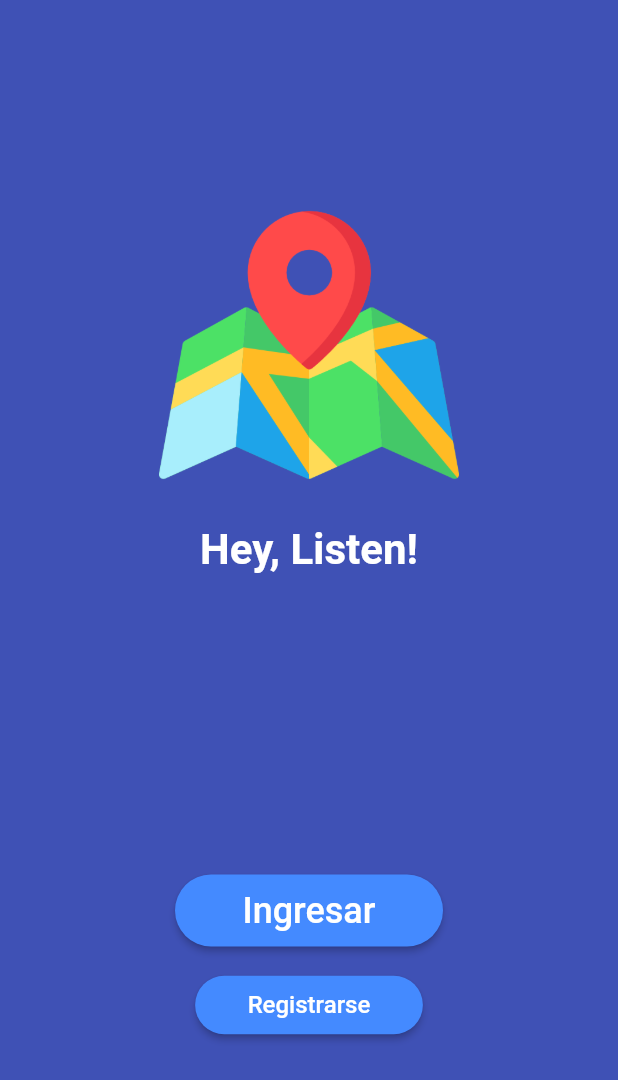
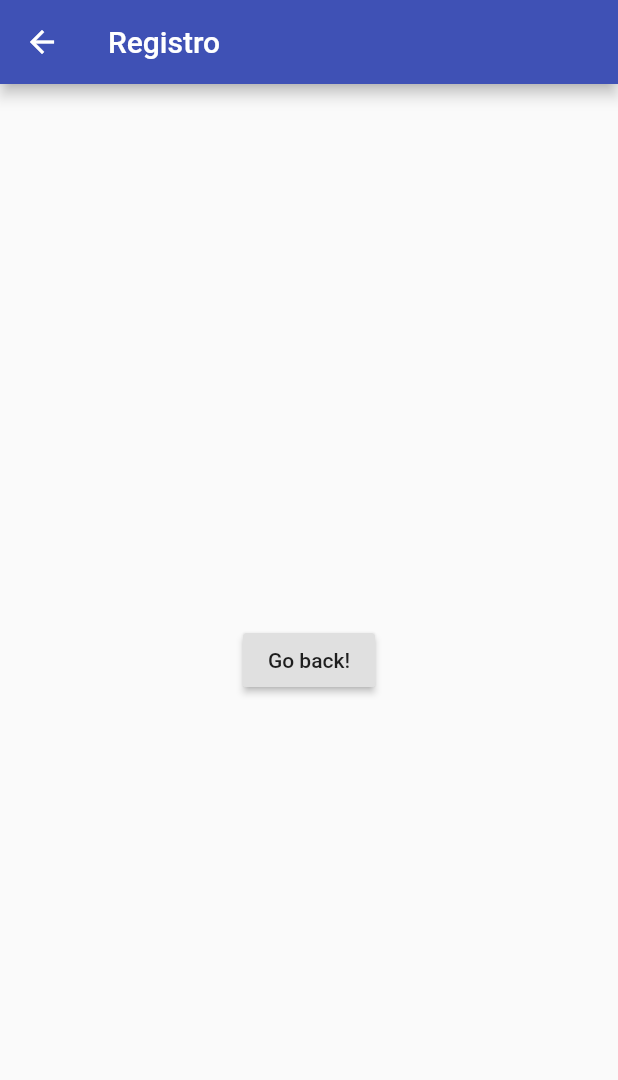
Before and after one commit to Mango3313/HeyListenFlutter, a Flutter app: the screen it shows after launch, after a tap on "Registrarse", on a phone screen of 412 x 824 dp. Shown: the top 1080 px of the screen. Run offline on Flutter 3.47's test engine with Material 2 defaults, Android fonts, the phone set to English and light mode, and no system bars.

Commit message:
Añadida navegacion basica TODO: -Agregar diseño a las paginas Ingresar, Registrar -Falta crear pantallas de Inicio Usuario,Ubicaciones,Perfil

```diff
--- a/lib/main.dart
+++ b/lib/main.dart
@@ -79,7 +79,9 @@ class _MyHomePageState extends State<MyHomePage> {
             RaisedButton(
               color: Color(0xFF448AFF),
               padding: EdgeInsets.only(left: 45 ,top: 10 ,right:45 ,bottom:10 ),
-              onPressed: (){},
+              onPressed: (){
+                Navigator.push(context, MaterialPageRoute(builder: (context) => Ingreso()));
+              },
               shape: new RoundedRectangleBorder(borderRadius: new BorderRadius.circular(30.0)),
               child: Text(
                   'Ingresar',
@@ -91,7 +93,9 @@ class _MyHomePageState extends State<MyHomePage> {
             RaisedButton(
               color: Color(0xFF448AFF),
               padding: EdgeInsets.only(left: 35 ,top: 10 ,right:35 ,bottom:10 ),
-              onPressed: (){},
+              onPressed: (){
+                Navigator.push(context, MaterialPageRoute(builder: (context) => Registro()));
+              },
               shape: new RoundedRectangleBorder(borderRadius: new BorderRadius.circular(30.0)),
               child: Text(
                   'Registrarse',
@@ -105,3 +109,39 @@ class _MyHomePageState extends State<MyHomePage> {
     );
   }
 }
+class Registro extends StatelessWidget{
+  @override
+  Widget build(BuildContext context) {
+    return Scaffold(
+      appBar: AppBar(
+        title: Text("Registro",textAlign: TextAlign.center,),
+      ),
+      body: Center(
+        child: RaisedButton(
+          onPressed: () {
+            // Navigate back to first route when tapped.
+          },
+          child: Text('Go back!'),
+        ),
+      ),
+    );
+  }
+}
+class Ingreso extends StatelessWidget{
+  @override
+  Widget build(BuildContext context) {
+    return Scaffold(
+      appBar: AppBar(
+        title: Text("Ingresar",textAlign: TextAlign.center,),
+      ),
+      body: Center(
+        child: RaisedButton(
+          onPressed: () {
+            // Navigate back to first route when tapped.
+          },
+          child: Text('Go back!'),
+        ),
+      ),
+    );
+  }
+}
```
